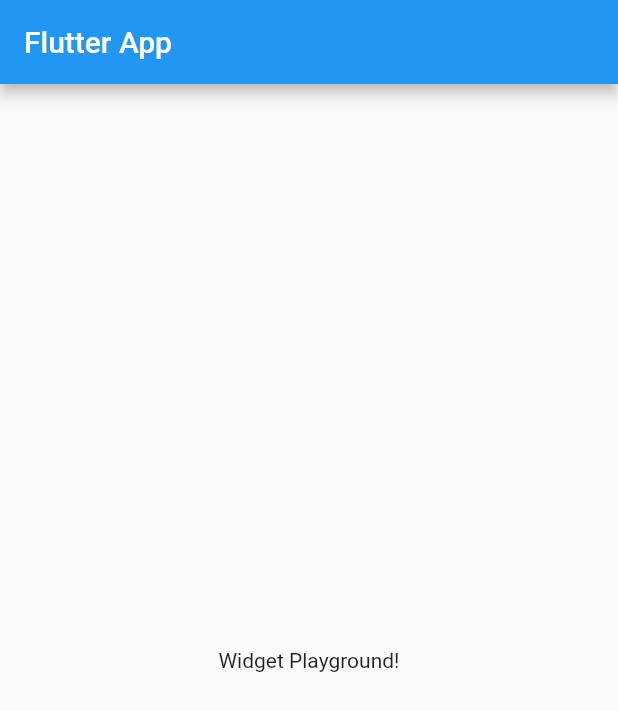
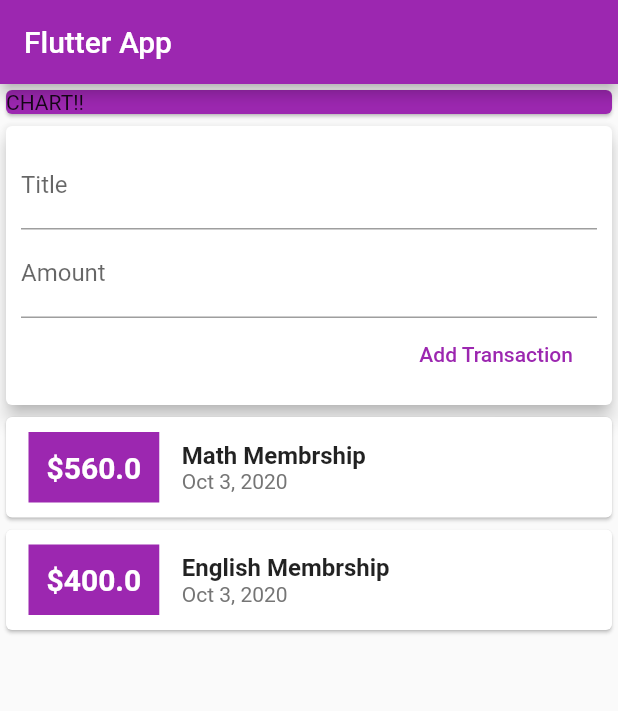
Before and after one commit to hatem1055/flutter-expense-app, a Flutter app: the screen it shows after launch, on a phone screen of 412 x 824 dp. Shown: the top 711 px of the screen. Run offline on Flutter 3.47's test engine with Material 2 defaults, Android fonts, the phone set to English and light mode, and no system bars.

Commit message:
init commit

```diff
--- a/lib/main.dart
+++ b/lib/main.dart
@@ -1,5 +1,7 @@
+
 import 'package:flutter/material.dart';
 
+import 'widgets/user_transactions.dart';
 void main() => runApp(MyApp());
 
 class MyApp extends StatelessWidget {
@@ -18,10 +20,20 @@ class MyHomePage extends StatelessWidget {
     return Scaffold(
       appBar: AppBar(
         title: Text('Flutter App'),
+        backgroundColor:Colors.purple,
       ),
-      body: Center(
-        child: Text('Widget Playground!'),
-      ),
+      body:Column(
+        children:[
+        //chart
+        Container(
+          width: double.infinity,
+          child: Card(
+              color: Colors.purple,
+              child: Text('CHART!!'),
+          ),
+        ),
+        UserTranactions()
+      ],)
     );
   }
 }
--- /dev/null
+++ b/lib/models/transaction.dart
@@ -0,0 +1,14 @@
+import 'package:flutter/foundation.dart';
+
+
+class Transaction {
+  final String id;
+  final DateTime date;
+  final double amount;
+  final String title;
+  Transaction({
+    @required this.date,
+    @required this.title,
+    @required this.amount,
+    @required this.id});
+}
--- /dev/null
+++ b/lib/widgets/add_tx_form.dart
@@ -0,0 +1,40 @@
+import 'package:flutter/material.dart';
+
+class AddTxForm extends StatelessWidget {
+  final titleInput = TextEditingController();
+  final amountInput = TextEditingController();
+
+  final Function addTx;
+  AddTxForm(this.addTx);
+  @override
+  Widget build(BuildContext context) {
+    return Card(
+          elevation: 5,
+          child: Container(
+            padding: EdgeInsets.all(10),
+            child: Column(
+              crossAxisAlignment:CrossAxisAlignment.end,
+            children:[
+              TextField(
+                decoration:InputDecoration(labelText:'Title'),
+                controller:titleInput,
+              ),
+              TextField(
+                decoration:InputDecoration(labelText:'Amount'),
+                keyboardType:TextInputType.number,
+                controller:amountInput,
+                ),
+                FlatButton(
+                  child: Text('Add Transaction'),
+                  textColor:Colors.purple,
+                  onPressed:(){
+                    var amount = double.parse(amountInput.text);
+                    addTx(titleInput.text,amount);
+                  },
+                )
+            ]
+            ),
+          ),
+        );
+  }
+}
--- /dev/null
+++ b/lib/widgets/transaction_list.dart
@@ -0,0 +1,63 @@
+import 'package:flutter/material.dart';
+import 'package:intl/intl.dart';
+
+import '../models/transaction.dart';
+
+class TransactionList extends StatelessWidget {
+
+  final List<Transaction> transactions;
+  TransactionList(this.transactions);
+
+  @override
+  Widget build(BuildContext context) {
+  //converting the list of transactions into a list of widgets
+  Widget createTransactionWidget(Transaction tx){
+    return Card(
+      child:Row(
+        children: [
+          Container(
+            margin: EdgeInsets.symmetric(horizontal: 15,vertical:10),
+            padding:EdgeInsets.all(10),
+            decoration:BoxDecoration(
+              border:Border.all(color:Colors.purple , width:2 , style:BorderStyle.solid),
+              color:Colors.purple
+            ),
+            child: Text(
+              '\$${tx.amount}',
+              style:TextStyle(
+                fontWeight:FontWeight.bold,
+                fontSize:20,
+                color:Colors.white
+                ),
+              ),
+          ),
+          //Title & Date
+          Column(
+            crossAxisAlignment:CrossAxisAlignment.start,
+            children: [
+            Text(
+              tx.title,
+              style:TextStyle(fontSize:16,fontWeight:FontWeight.bold),
+            ),
+            Text(
+              DateFormat.yMMMd().format(tx.date),
+              style:TextStyle(color:Colors.grey[600]),
+            )
+          ],)
+      ],),
+      );
+    }
+    final List<Widget> transactionWidgets = transactions.map(createTransactionWidget).toList();
+    // adding transaction
+
+    return Container(
+      height: 200,
+      child: ListView.builder(
+        itemBuilder: (ctx, index) {
+          return transactionWidgets[index];
+        },
+        itemCount:transactions.length,
+      ),
+    );
+  }
+}
--- /dev/null
+++ b/lib/widgets/user_transactions.dart
@@ -0,0 +1,32 @@
+import 'package:flutter/material.dart';
+
+import '../models/transaction.dart';
+import './add_tx_form.dart';
+import './transaction_list.dart';
+
+class UserTranactions extends StatefulWidget {
+  @override
+  _UserTranactionsState createState() => _UserTranactionsState();
+}
+
+class _UserTranactionsState extends State<UserTranactions> {
+
+  final List<Transaction> transactions = [
+    Transaction(title:'Math Membrship',id:'t1',amount:560,date:DateTime.now()),
+    Transaction(title:'English Membrship',id:'t2',amount:400,date:DateTime.now())
+  ];
+
+  void _addTx(String title,double amount){
+    final newTx = Transaction(title:title,amount:amount,date:DateTime.now(),id:DateTime.now().toString());
+    setState(() {
+      transactions.add(newTx);
+    });
+  }
+  @override
+  Widget build(BuildContext context) {
+    return Column(children:[
+      AddTxForm(_addTx),
+      TransactionList(transactions)
+    ]);
+  }
+}
--- a/pubspec.yaml
+++ b/pubspec.yaml
@@ -23,6 +23,7 @@ environment:
 dependencies:
   flutter:
     sdk: flutter
+  intl: ^0.16.1
 
 
   # The following adds the Cupertino Icons font to your application.
```
